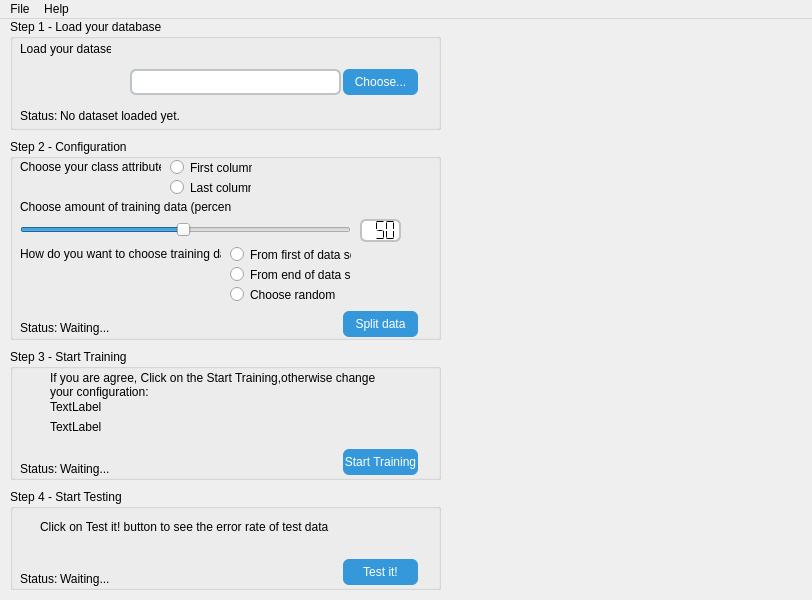
Qt form ui/mainWindow.ui (s-o-r-o-u-s-h/Classifier) before a commit.
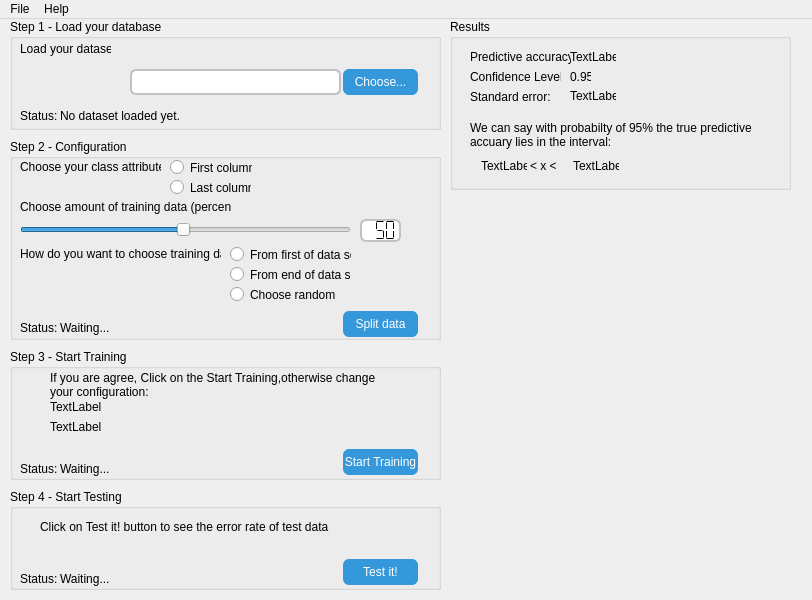
The same form after that commit.

Diff of the .ui file:
```diff
--- a/ui/mainWindow.ui
+++ b/ui/mainWindow.ui
@@ -548,6 +548,152 @@
      </property>
     </widget>
    </widget>
+   <widget class="QGroupBox" name="grp_results">
+    <property name="geometry">
+     <rect>
+      <x>450</x>
+      <y>0</y>
+      <width>341</width>
+      <height>171</height>
+     </rect>
+    </property>
+    <property name="title">
+     <string>Results</string>
+    </property>
+    <widget class="QLabel" name="label_9">
+     <property name="geometry">
+      <rect>
+       <x>20</x>
+       <y>30</y>
+       <width>101</width>
+       <height>16</height>
+      </rect>
+     </property>
+     <property name="text">
+      <string>Predictive accuracy:</string>
+     </property>
+    </widget>
+    <widget class="QLabel" name="lbl_predict">
+     <property name="geometry">
+      <rect>
+       <x>120</x>
+       <y>31</y>
+       <width>46</width>
+       <height>13</height>
+      </rect>
+     </property>
+     <property name="text">
+      <string>TextLabel</string>
+     </property>
+    </widget>
+    <widget class="QLabel" name="label_12">
+     <property name="geometry">
+      <rect>
+       <x>20</x>
+       <y>50</y>
+       <width>91</width>
+       <height>16</height>
+      </rect>
+     </property>
+     <property name="text">
+      <string>Confidence Level:</string>
+     </property>
+    </widget>
+    <widget class="QLabel" name="label_13">
+     <property name="geometry">
+      <rect>
+       <x>120</x>
+       <y>50</y>
+       <width>21</width>
+       <height>16</height>
+      </rect>
+     </property>
+     <property name="text">
+      <string>0.95</string>
+     </property>
+    </widget>
+    <widget class="QLabel" name="label_14">
+     <property name="geometry">
+      <rect>
+       <x>20</x>
+       <y>70</y>
+       <width>81</width>
+       <height>16</height>
+      </rect>
+     </property>
+     <property name="text">
+      <string>Standard error:</string>
+     </property>
+    </widget>
+    <widget class="QLabel" name="lbl_standard">
+     <property name="geometry">
+      <rect>
+       <x>120</x>
+       <y>70</y>
+       <width>46</width>
+       <height>13</height>
+      </rect>
+     </property>
+     <property name="text">
+      <string>TextLabel</string>
+     </property>
+    </widget>
+    <widget class="QLabel" name="label_11">
+     <property name="geometry">
+      <rect>
+       <x>20</x>
+       <y>100</y>
+       <width>301</width>
+       <height>31</height>
+      </rect>
+     </property>
+     <property name="text">
+      <string>We can say with probabilty of 95% the true predictive accuary lies in the interval:</string>
+     </property>
+     <property name="wordWrap">
+      <bool>true</bool>
+     </property>
+    </widget>
+    <widget class="QLabel" name="lbl_up_bound">
+     <property name="geometry">
+      <rect>
+       <x>123</x>
+       <y>140</y>
+       <width>46</width>
+       <height>13</height>
+      </rect>
+     </property>
+     <property name="text">
+      <string>TextLabel</string>
+     </property>
+    </widget>
+    <widget class="QLabel" name="lbl_down_bound">
+     <property name="geometry">
+      <rect>
+       <x>31</x>
+       <y>140</y>
+       <width>46</width>
+       <height>13</height>
+      </rect>
+     </property>
+     <property name="text">
+      <string>TextLabel</string>
+     </property>
+    </widget>
+    <widget class="QLabel" name="lbl_down_bound_2">
+     <property name="geometry">
+      <rect>
+       <x>80</x>
+       <y>140</y>
+       <width>46</width>
+       <height>13</height>
+      </rect>
+     </property>
+     <property name="text">
+      <string>&lt;   x   &lt;</string>
+     </property>
+    </widget>
+   </widget>
   </widget>
   <widget class="QMenuBar" name="menuBar">
    <property name="geometry">
```
